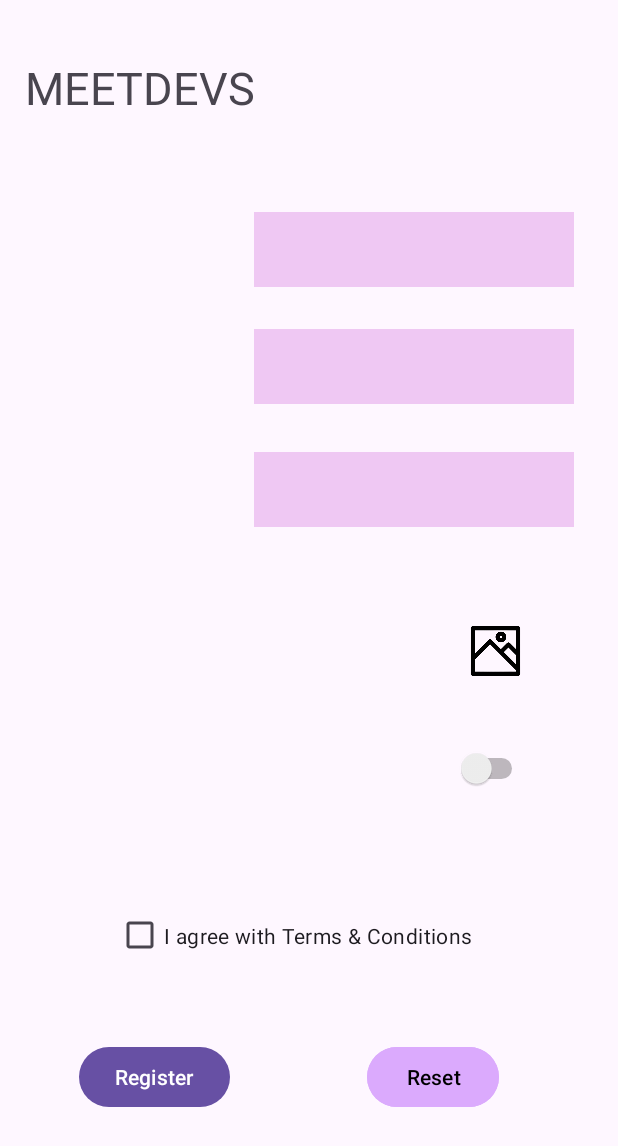
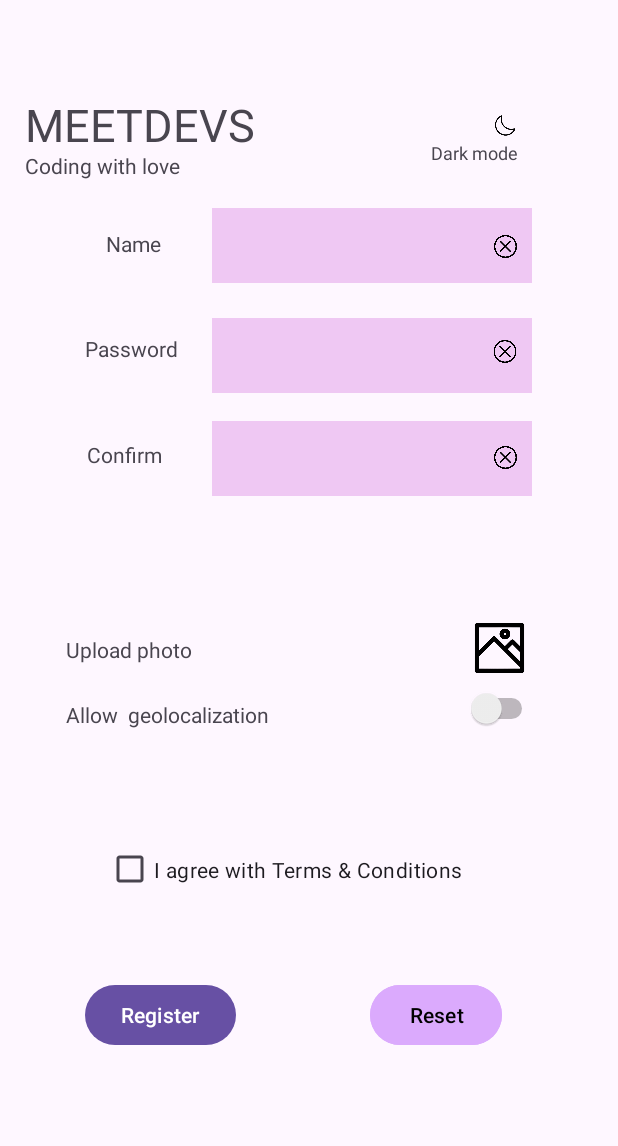
Before and after one commit to dezzzx/DisenoUI, an Android app: the screen it shows after launch (MainActivity), on a phone screen of 412 x 824 dp. Shown: the top 1146 px of the screen. Run offline under Robolectric (Android 15) with nearby library versions, the phone set to English and light mode, and no system bars.

```diff
--- a/app/src/main/res/layout/activity_main.xml
+++ b/app/src/main/res/layout/activity_main.xml
@@ -11,10 +11,10 @@
         android:id="@+id/editTextText3"
         android:layout_width="213dp"
         android:layout_height="50dp"
-        android:layout_marginStart="169dp"
-        android:layout_marginTop="312dp"
-        android:layout_marginEnd="29dp"
-        android:layout_marginBottom="484dp"
+        android:layout_marginStart="141dp"
+        android:layout_marginTop="92dp"
+        android:layout_marginEnd="57dp"
+        android:layout_marginBottom="589dp"
         android:background="@color/morado"
         android:ems="10"
         android:inputType="text"
@@ -27,10 +27,10 @@
         android:id="@+id/editTextText2"
         android:layout_width="213dp"
         android:layout_height="50dp"
-        android:layout_marginStart="169dp"
-        android:layout_marginTop="230dp"
-        android:layout_marginEnd="29dp"
-        android:layout_marginBottom="566dp"
+        android:layout_marginStart="141dp"
+        android:layout_marginTop="165dp"
+        android:layout_marginEnd="57dp"
+        android:layout_marginBottom="516dp"
         android:background="@color/morado"
         android:ems="10"
         android:inputType="text"
@@ -39,14 +39,28 @@
         app:layout_constraintStart_toStartOf="parent"
         app:layout_constraintTop_toTopOf="parent" />
 
+    <ImageView
+        android:id="@+id/imageView5"
+        android:layout_width="21dp"
+        android:layout_height="15dp"
+        android:layout_marginStart="327dp"
+        android:layout_marginTop="180dp"
+        android:layout_marginEnd="66dp"
+        android:layout_marginBottom="536dp"
+        app:layout_constraintBottom_toBottomOf="parent"
+        app:layout_constraintEnd_toEndOf="parent"
+        app:layout_constraintStart_toStartOf="parent"
+        app:layout_constraintTop_toTopOf="parent"
+        app:srcCompat="@drawable/equis" />
+
     <TextView
         android:id="@+id/textView3"
         android:layout_width="169dp"
         android:layout_height="38dp"
         android:layout_marginStart="16dp"
-        android:layout_marginTop="49dp"
+        android:layout_marginTop="16dp"
         android:layout_marginEnd="226dp"
-        android:layout_marginBottom="759dp"
+        android:layout_marginBottom="677dp"
         android:fontFamily="sans-serif"
         android:text="MEETDEVS"
         android:textSize="30sp"
@@ -60,9 +74,9 @@
         android:layout_width="125dp"
         android:layout_height="19dp"
         android:layout_marginStart="16dp"
-        android:layout_marginTop="87dp"
+        android:layout_marginTop="54dp"
         android:layout_marginEnd="270dp"
-        android:layout_marginBottom="740dp"
+        android:layout_marginBottom="658dp"
         android:text="Coding with love"
         android:textSize="14sp"
         app:layout_constraintBottom_toBottomOf="parent"
@@ -70,14 +84,28 @@
         app:layout_constraintStart_toStartOf="parent"
         app:layout_constraintTop_toTopOf="parent" />
 
+    <ImageView
+        android:id="@+id/imageView7"
+        android:layout_width="18dp"
+        android:layout_height="15dp"
+        android:layout_marginStart="327dp"
+        android:layout_marginTop="110dp"
+        android:layout_marginEnd="66dp"
+        android:layout_marginBottom="606dp"
+        app:layout_constraintBottom_toBottomOf="parent"
+        app:layout_constraintEnd_toEndOf="parent"
+        app:layout_constraintStart_toStartOf="parent"
+        app:layout_constraintTop_toTopOf="parent"
+        app:srcCompat="@drawable/equis" />
+
     <TextView
         android:id="@+id/textView4"
         android:layout_width="wrap_content"
         android:layout_height="wrap_content"
-        android:layout_marginStart="283dp"
-        android:layout_marginTop="82dp"
-        android:layout_marginEnd="70dp"
-        android:layout_marginBottom="748dp"
+        android:layout_marginStart="286dp"
+        android:layout_marginTop="47dp"
+        android:layout_marginEnd="66dp"
+        android:layout_marginBottom="668dp"
         android:text="Dark mode"
         android:textSize="12sp"
         app:layout_constraintBottom_toBottomOf="parent"
@@ -89,10 +117,10 @@
         android:id="@+id/imageView2"
         android:layout_width="18dp"
         android:layout_height="19dp"
-        android:layout_marginStart="317dp"
-        android:layout_marginTop="60dp"
-        android:layout_marginEnd="76dp"
-        android:layout_marginBottom="767dp"
+        android:layout_marginStart="327dp"
+        android:layout_marginTop="28dp"
+        android:layout_marginEnd="66dp"
+        android:layout_marginBottom="684dp"
         app:layout_constraintBottom_toBottomOf="parent"
         app:layout_constraintEnd_toEndOf="parent"
         app:layout_constraintStart_toStartOf="parent"
@@ -103,10 +131,10 @@
         android:id="@+id/editTextText"
         android:layout_width="213dp"
         android:layout_height="50dp"
-        android:layout_marginStart="169dp"
-        android:layout_marginTop="152dp"
-        android:layout_marginEnd="29dp"
-        android:layout_marginBottom="644dp"
+        android:layout_marginStart="141dp"
+        android:layout_marginTop="234dp"
+        android:layout_marginEnd="57dp"
+        android:layout_marginBottom="447dp"
         android:background="@color/morado"
         android:ems="10"
         android:inputType="text"
@@ -119,10 +147,10 @@
         android:id="@+id/textView7"
         android:layout_width="wrap_content"
         android:layout_height="wrap_content"
-        android:layout_marginStart="60dp"
-        android:layout_marginTop="174dp"
-        android:layout_marginEnd="314dp"
-        android:layout_marginBottom="653dp"
+        android:layout_marginStart="70dp"
+        android:layout_marginTop="106dp"
+        android:layout_marginEnd="304dp"
+        android:layout_marginBottom="606dp"
         android:text="Name"
         app:layout_constraintBottom_toBottomOf="parent"
         app:layout_constraintEnd_toEndOf="parent"
@@ -133,10 +161,10 @@
         android:id="@+id/textView8"
         android:layout_width="wrap_content"
         android:layout_height="wrap_content"
-        android:layout_marginStart="53dp"
-        android:layout_marginTop="245dp"
-        android:layout_marginEnd="296dp"
-        android:layout_marginBottom="582dp"
+        android:layout_marginStart="56dp"
+        android:layout_marginTop="176dp"
+        android:layout_marginEnd="293dp"
+        android:layout_marginBottom="536dp"
         android:text="Password"
         app:layout_constraintBottom_toBottomOf="parent"
         app:layout_constraintEnd_toEndOf="parent"
@@ -147,10 +175,10 @@
         android:id="@+id/textView11"
         android:layout_width="wrap_content"
         android:layout_height="wrap_content"
-        android:layout_marginStart="60dp"
-        android:layout_marginTop="327dp"
-        android:layout_marginEnd="301dp"
-        android:layout_marginBottom="500dp"
+        android:layout_marginStart="57dp"
+        android:layout_marginTop="247dp"
+        android:layout_marginEnd="304dp"
+        android:layout_marginBottom="465dp"
         android:text="Confirm"
         app:layout_constraintBottom_toBottomOf="parent"
         app:layout_constraintEnd_toEndOf="parent"
@@ -161,10 +189,10 @@
         android:id="@+id/textView12"
         android:layout_width="wrap_content"
         android:layout_height="wrap_content"
-        android:layout_marginStart="56dp"
-        android:layout_marginTop="435dp"
-        android:layout_marginEnd="271dp"
-        android:layout_marginBottom="392dp"
+        android:layout_marginStart="43dp"
+        android:layout_marginTop="377dp"
+        android:layout_marginEnd="284dp"
+        android:layout_marginBottom="335dp"
         android:text="Upload photo"
         app:layout_constraintBottom_toBottomOf="parent"
         app:layout_constraintEnd_toEndOf="parent"
@@ -175,10 +203,10 @@
         android:id="@+id/imageView6"
         android:layout_width="43dp"
         android:layout_height="36dp"
-        android:layout_marginStart="308dp"
-        android:layout_marginTop="427dp"
-        android:layout_marginEnd="60dp"
-        android:layout_marginBottom="383dp"
+        android:layout_marginStart="311dp"
+        android:layout_marginTop="367dp"
+        android:layout_marginEnd="57dp"
+        android:layout_marginBottom="328dp"
         app:layout_constraintBottom_toBottomOf="parent"
         app:layout_constraintEnd_toEndOf="parent"
         app:layout_constraintStart_toStartOf="parent"
@@ -189,10 +217,10 @@
         android:id="@+id/textView13"
         android:layout_width="wrap_content"
         android:layout_height="wrap_content"
-        android:layout_marginStart="56dp"
-        android:layout_marginTop="510dp"
-        android:layout_marginEnd="218dp"
-        android:layout_marginBottom="317dp"
+        android:layout_marginStart="43dp"
+        android:layout_marginTop="420dp"
+        android:layout_marginEnd="232dp"
+        android:layout_marginBottom="292dp"
         android:text="Allow  geolocalization"
         app:layout_constraintBottom_toBottomOf="parent"
         app:layout_constraintEnd_toEndOf="parent"
@@ -203,10 +231,10 @@
         android:id="@+id/switch1"
         android:layout_width="wrap_content"
         android:layout_height="wrap_content"
-        android:layout_marginStart="304dp"
-        android:layout_marginTop="510dp"
-        android:layout_marginEnd="60dp"
-        android:layout_marginBottom="309dp"
+        android:layout_marginStart="311dp"
+        android:layout_marginTop="412dp"
+        android:layout_marginEnd="54dp"
+        android:layout_marginBottom="292dp"
         app:layout_constraintBottom_toBottomOf="parent"
         app:layout_constraintEnd_toEndOf="parent"
         app:layout_constraintStart_toStartOf="parent"
@@ -216,26 +244,24 @@
         android:id="@+id/checkBox"
         android:layout_width="257dp"
         android:layout_height="50dp"
-        android:layout_marginStart="77dp"
-        android:layout_marginTop="621dp"
-        android:layout_marginEnd="77dp"
-        android:layout_marginBottom="175dp"
+        android:layout_marginStart="70dp"
+        android:layout_marginTop="508dp"
+        android:layout_marginEnd="84dp"
+        android:layout_marginBottom="173dp"
         android:text="I agree with Terms &amp; Conditions"
         app:layout_constraintBottom_toBottomOf="parent"
         app:layout_constraintEnd_toEndOf="parent"
-        app:layout_constraintHorizontal_bias="0.443"
         app:layout_constraintStart_toStartOf="parent"
-        app:layout_constraintTop_toTopOf="parent"
-        app:layout_constraintVertical_bias="1.0" />
+        app:layout_constraintTop_toTopOf="parent" />
 
     <Button
         android:id="@+id/button"
         android:layout_width="wrap_content"
         android:layout_height="wrap_content"
-        android:layout_marginStart="52dp"
-        android:layout_marginTop="705dp"
-        android:layout_marginEnd="258dp"
-        android:layout_marginBottom="93dp"
+        android:layout_marginStart="56dp"
+        android:layout_marginTop="606dp"
+        android:layout_marginEnd="254dp"
+        android:layout_marginBottom="77dp"
         android:text="Register"
         app:layout_constraintBottom_toBottomOf="parent"
         app:layout_constraintEnd_toEndOf="parent"
@@ -246,10 +272,10 @@
         android:id="@+id/button2"
         android:layout_width="wrap_content"
         android:layout_height="wrap_content"
-        android:layout_marginStart="244dp"
-        android:layout_marginTop="705dp"
-        android:layout_marginEnd="79dp"
-        android:layout_marginBottom="93dp"
+        android:layout_marginStart="246dp"
+        android:layout_marginTop="606dp"
+        android:layout_marginEnd="77dp"
+        android:layout_marginBottom="77dp"
         android:backgroundTint="#DBAAFD"
         android:text="Reset"
         android:textColor="#000000"
@@ -258,5 +284,19 @@
         app:layout_constraintStart_toStartOf="parent"
         app:layout_constraintTop_toTopOf="parent" />
 
+    <ImageView
+        android:id="@+id/imageView4"
+        android:layout_width="18dp"
+        android:layout_height="15dp"
+        android:layout_marginStart="327dp"
+        android:layout_marginTop="251dp"
+        android:layout_marginEnd="66dp"
+        android:layout_marginBottom="465dp"
+        app:layout_constraintBottom_toBottomOf="parent"
+        app:layout_constraintEnd_toEndOf="parent"
+        app:layout_constraintStart_toStartOf="parent"
+        app:layout_constraintTop_toTopOf="parent"
+        app:srcCompat="@drawable/equis" />
+
 
 </androidx.constraintlayout.widget.ConstraintLayout>
```
Also changed, not shown: app/src/main/res/layout/activity_main_land.xml (+49 -84 lines), app/src/main/res/drawable/equis.png (added).
